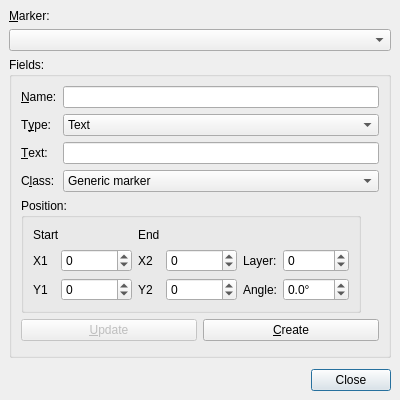
Old version of the form src/mainwindow/infomarkseditdlg.ui in the repository MUME/MMapper.
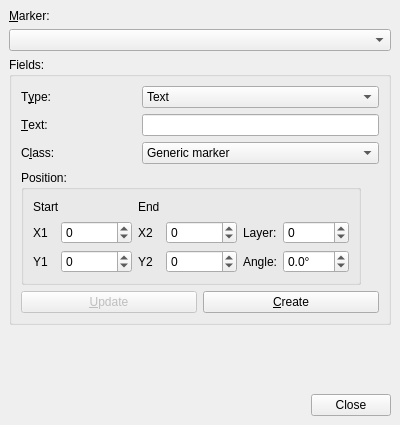
New version of the form.

```diff
--- a/src/mainwindow/infomarkseditdlg.ui
+++ b/src/mainwindow/infomarkseditdlg.ui
@@ -8,13 +8,13 @@
     <x>0</x>
     <y>0</y>
     <width>400</width>
-    <height>400</height>
+    <height>425</height>
    </rect>
   </property>
   <property name="minimumSize">
    <size>
     <width>400</width>
-    <height>400</height>
+    <height>425</height>
    </size>
   </property>
   <property name="baseSize">
@@ -45,33 +45,6 @@
    <property name="bottomMargin">
     <number>9</number>
    </property>
-   <item row="3" column="0">
-    <layout class="QHBoxLayout" name="horizontalLayout">
-     <property name="topMargin">
-      <number>5</number>
-     </property>
-     <item>
-      <spacer name="horizontalSpacer">
-       <property name="orientation">
-        <enum>Qt::Horizontal</enum>
-       </property>
-       <property name="sizeHint" stdset="0">
-        <size>
-         <width>40</width>
-         <height>20</height>
-        </size>
-       </property>
-      </spacer>
-     </item>
-     <item>
-      <widget class="QPushButton" name="closeButton">
-       <property name="text">
-        <string>Close</string>
-       </property>
-      </widget>
-     </item>
-    </layout>
-   </item>
    <item row="2" column="0">
     <widget class="QGroupBox" name="selectedMarkBox">
      <property name="title">
@@ -122,38 +95,6 @@
         </property>
        </widget>
       </item>
-      <item row="2" column="0">
-       <widget class="QLabel" name="textLabel2_2_3">
-        <property name="sizePolicy">
-         <sizepolicy hsizetype="Maximum" vsizetype="Preferred">
-          <horstretch>0</horstretch>
-          <verstretch>0</verstretch>
-         </sizepolicy>
-        </property>
-        <property name="text">
-         <string>&amp;Name:</string>
-        </property>
-        <property name="buddy">
-         <cstring>objectNameStr</cstring>
-        </property>
-       </widget>
-      </item>
-      <item row="11" column="2">
-       <spacer name="verticalSpacer">
-        <property name="orientation">
-         <enum>Qt::Vertical</enum>
-        </property>
-        <property name="sizeHint" stdset="0">
-         <size>
-          <width>20</width>
-          <height>40</height>
-         </size>
-        </property>
-       </spacer>
-      </item>
-      <item row="2" column="1" colspan="2">
-       <widget class="QLineEdit" name="objectNameStr"/>
-      </item>
       <item row="5" column="0">
        <widget class="QLabel" name="textLabel3_1">
         <property name="text">
@@ -469,6 +410,36 @@
      </layout>
     </widget>
    </item>
+   <item row="4" column="0">
+    <layout class="QHBoxLayout" name="horizontalLayout">
+     <property name="topMargin">
+      <number>5</number>
+     </property>
+     <item>
+      <spacer name="horizontalSpacer">
+       <property name="orientation">
+        <enum>Qt::Horizontal</enum>
+       </property>
+       <property name="sizeHint" stdset="0">
+        <size>
+         <width>40</width>
+         <height>20</height>
+        </size>
+       </property>
+      </spacer>
+     </item>
+     <item>
+      <widget class="QPushButton" name="closeButton">
+       <property name="text">
+        <string>Close</string>
+       </property>
+      </widget>
+     </item>
+    </layout>
+   </item>
+   <item row="1" column="0">
+    <widget class="QComboBox" name="objectsList"/>
+   </item>
    <item row="0" column="0">
     <widget class="QLabel" name="textLabel1_2_2">
      <property name="text">
@@ -479,8 +450,18 @@
      </property>
     </widget>
    </item>
-   <item row="1" column="0">
-    <widget class="QComboBox" name="objectsList"/>
+   <item row="3" column="0">
+    <spacer name="verticalSpacer">
+     <property name="orientation">
+      <enum>Qt::Vertical</enum>
+     </property>
+     <property name="sizeHint" stdset="0">
+      <size>
+       <width>20</width>
+       <height>40</height>
+      </size>
+     </property>
+    </spacer>
    </item>
   </layout>
  </widget>
```
Left out of the diff: 2 changed lines with no effect on the pictures.
